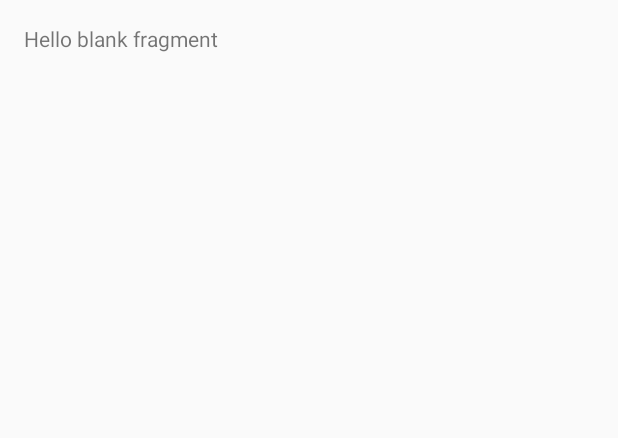
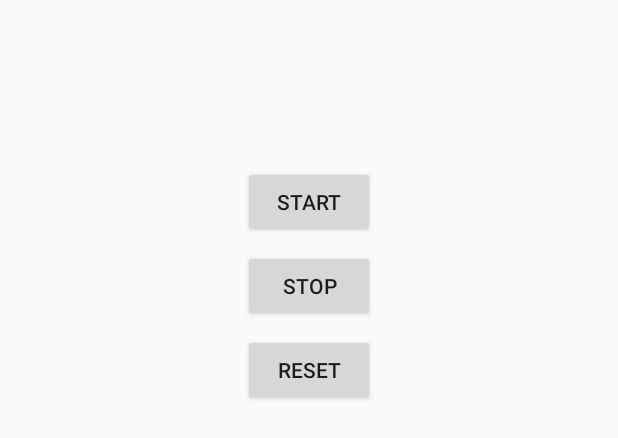
Before and after one commit to jproger1/Workout_new, an Android app: the layout fragment_stopwatch.xml on its own in the app's theme, with its tools: preview values and no code run, on a phone screen of 412 x 824 dp. Shown: the top 438 px of the screen. Run offline under Robolectric (Android 15) with nearby library versions, the phone set to English and light mode, and no system bars.

Commit message:
Add simple stopwatch

```diff
--- a/app/src/main/java/com/jproger/workout_new/StopwatchFragment.java
+++ b/app/src/main/java/com/jproger/workout_new/StopwatchFragment.java
@@ -14,9 +14,7 @@ import android.widget.TextView;
 import java.util.Locale;
 
 
-/**
- * A simple {@link Fragment} subclass.
- */
+
 public class StopwatchFragment extends Fragment {
 
     private int seconds = 0;
@@ -95,5 +93,4 @@ public class StopwatchFragment extends Fragment {
             }
         });
     }
-
 }
--- a/app/src/main/res/layout/activity_temp.xml
+++ b/app/src/main/res/layout/activity_temp.xml
@@ -1,9 +1,8 @@
 <?xml version="1.0" encoding="utf-8"?>
-<android.support.constraint.ConstraintLayout xmlns:android="http://schemas.android.com/apk/res/android"
-    xmlns:app="http://schemas.android.com/apk/res-auto"
-    xmlns:tools="http://schemas.android.com/tools"
+<fragment
+    xmlns:android="http://schemas.android.com/apk/res/android"
     android:layout_width="match_parent"
     android:layout_height="match_parent"
-    tools:context=".TempActivity">
+    android:name="com.jproger.workout_new.StopwatchFragment">
 
-</android.support.constraint.ConstraintLayout>
+</fragment>
--- a/app/src/main/res/layout/fragment_stopwatch.xml
+++ b/app/src/main/res/layout/fragment_stopwatch.xml
@@ -6,10 +6,39 @@
     android:orientation="vertical"
     android:padding="16dp">
 
-    <!-- TODO: Update blank fragment layout -->
     <TextView
-        android:layout_width="match_parent"
-        android:layout_height="match_parent"
-        android:text="@string/hello_blank_fragment" />
+        android:id="@+id/time_view"
+        android:layout_width="wrap_content"
+        android:layout_height="wrap_content"
+        android:layout_gravity="center_horizontal"
+        android:textAppearance="@android:style/TextAppearance.DeviceDefault.Large"
+        android:textSize="56sp" />
+
+    <Button
+        android:id="@+id/start_button"
+        android:layout_width="wrap_content"
+        android:layout_height="wrap_content"
+        android:layout_gravity="center_horizontal"
+        android:layout_marginTop="20dp"
+        android:onClick="onClickStart"
+        android:text="@string/start"/>
+
+    <Button
+        android:id="@+id/stop_button"
+        android:layout_width="wrap_content"
+        android:layout_height="wrap_content"
+        android:layout_gravity="center_horizontal"
+        android:layout_marginTop="8dp"
+        android:onClick="onClickStop"
+        android:text="@string/stop"/>
+
+    <Button
+        android:id="@+id/reset_button"
+        android:layout_width="wrap_content"
+        android:layout_height="wrap_content"
+        android:layout_gravity="center_horizontal"
+        android:layout_marginTop="8dp"
+        android:onClick="onClickReset"
+        android:text="@string/reset"/>
 
 </LinearLayout>
--- a/app/src/main/res/values/strings.xml
+++ b/app/src/main/res/values/strings.xml
@@ -7,5 +7,8 @@
 
     <!-- TODO: Remove or change this placeholder text -->
     <string name="hello_blank_fragment">Hello blank fragment</string>
+    <string name="start">START</string>
+    <string name="stop">STOP</string>
+    <string name="reset">RESET</string>
 
 </resources>
```
